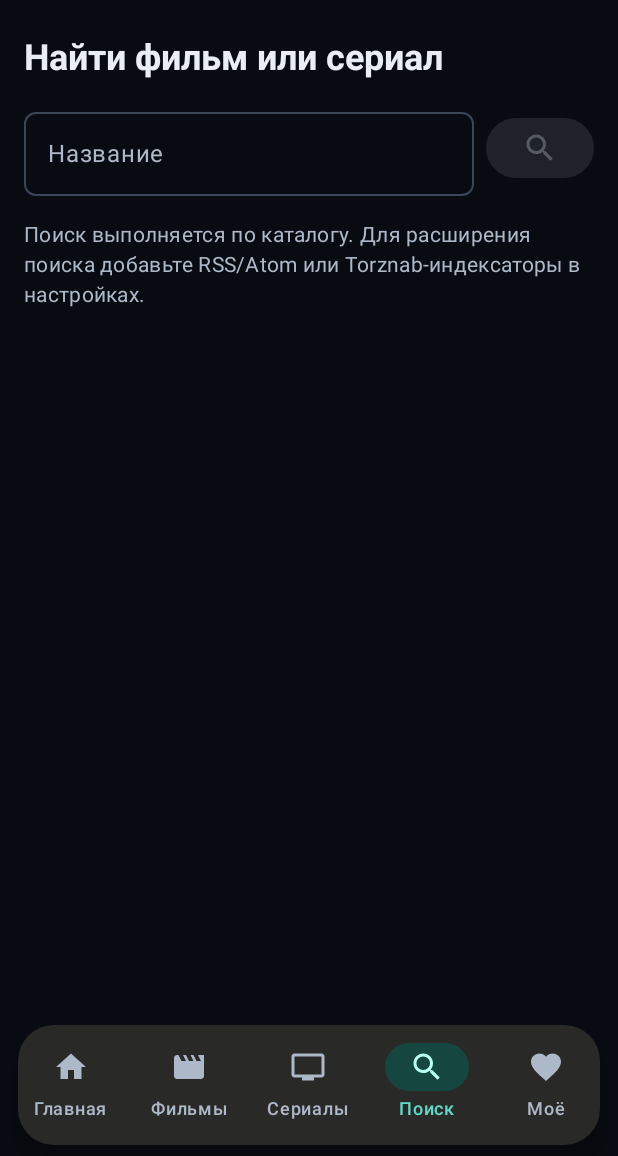
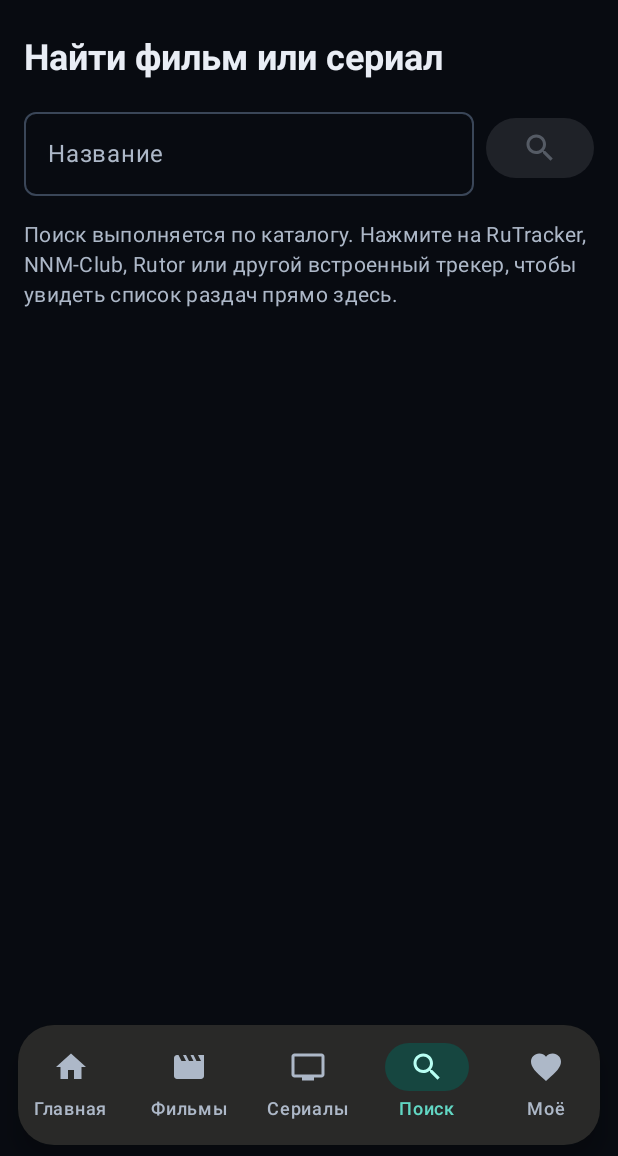
Before and after one commit to Dmitrixx/Jacket-Android, an Android app built with Jetpack Compose: the screen it shows after launch (MainActivity), item 4 of the bottom bar chosen, on a phone screen of 412 x 824 dp, the part 80-1236 px from its top. Run offline under Robolectric (Android 15) with nearby library versions, the phone set to English and light mode, and no system bars; network calls fail.

Commit message:
feat(search): show in-app tracker release lists

```diff
--- a/app/src/main/java/app/jacket/mobile/ui/JacketApp.kt
+++ b/app/src/main/java/app/jacket/mobile/ui/JacketApp.kt
@@ -111,6 +111,7 @@ import app.jacket.mobile.data.MediaKind
 import app.jacket.mobile.data.MediaSection
 import app.jacket.mobile.data.SourceResult
 import app.jacket.mobile.data.WebSearchProvider
+import app.jacket.mobile.data.TrackerSearchClient
 import app.jacket.mobile.data.WebSearchUrlBuilder
 import app.jacket.mobile.data.formatBytes
 import app.jacket.mobile.torrent.TorrentDownloadService
@@ -465,6 +466,8 @@ private fun HomeScreen(
 ) {
     val sections by viewModel.homeSections.collectAsState()
     val loading by viewModel.isLoading.collectAsState()
+    val trackerResults by viewModel.sourceResults.collectAsState()
+    val searchingTrackers by viewModel.isSearchingSources.collectAsState()
     val message by viewModel.message.collectAsState()
     val isError by viewModel.isError.collectAsState()
     val context = LocalContext.current
@@ -820,9 +823,19 @@ private fun SearchScreen(
                 ) {
                     items(activeWebProviders, key = { "search-${it.id}" }) { provider ->
                         OutlinedButton(
-                            onClick = { openWebsiteSearch(context, provider, query.trim()) }
+                            onClick = {
+                                if (TrackerSearchClient.supports(provider.id)) {
+                                    viewModel.searchTracker(provider, query.trim())
+                                } else {
+                                    openWebsiteSearch(context, provider, query.trim())
+                                }
+                            }
                         ) {
-                            Icon(Icons.Default.OpenInNew, contentDescription = null)
+                            Icon(
+                                if (TrackerSearchClient.supports(provider.id)) Icons.Default.Search
+                                else Icons.Default.OpenInNew,
+                                contentDescription = null
+                            )
                             Spacer(Modifier.width(6.dp))
                             Text(provider.name, maxLines = 1)
                         }
@@ -833,10 +846,48 @@ private fun SearchScreen(
         if (message != null) {
             MessageCard(message.orEmpty(), isError, Modifier.padding(horizontal = 16.dp, vertical = 8.dp))
         }
-        if (loading && items.isEmpty()) {
-            LoadingState()
-        } else if (items.isNotEmpty()) {
-            LazyVerticalGrid(
+        when {
+            searchingTrackers -> {
+                Row(
+                    Modifier.fillMaxWidth().padding(16.dp),
+                    horizontalArrangement = Arrangement.Center,
+                    verticalAlignment = Alignment.CenterVertically
+                ) {
+                    CircularProgressIndicator(Modifier.size(20.dp), strokeWidth = 2.dp)
+                    Spacer(Modifier.width(10.dp))
+                    Text("Загружаем и разбираем раздачи…")
+                }
+            }
+            trackerResults.isNotEmpty() -> LazyColumn(
+                modifier = Modifier.weight(1f),
+                contentPadding = PaddingValues(16.dp),
+                verticalArrangement = Arrangement.spacedBy(10.dp)
+            ) {
+                item {
+                    Text(
+                        "Результаты трекера • ${trackerResults.size}",
+                        style = MaterialTheme.typography.titleLarge,
+                        fontWeight = FontWeight.Bold
+                    )
+                }
+                items(trackerResults, key = { it.id }) { source ->
+                    SourceCard(
+                        source = source,
+                        onPlay = { openExternal(context, it) },
+                        onMagnet = { magnet ->
+                            TorrentDownloadService.add(context, magnet, source.title)
+                            Toast.makeText(context, "Добавлено в загрузки", Toast.LENGTH_SHORT).show()
+                        },
+                        onTorrent = { url ->
+                            TorrentDownloadService.addTorrentUrl(context, url, source.title, source.indexerId)
+                            Toast.makeText(context, "Торрент добавлен в очередь", Toast.LENGTH_SHORT).show()
+                        },
+                        onPage = { openExternal(context, it) }
+                    )
+                }
+            }
+            loading && items.isEmpty() -> LoadingState()
+            items.isNotEmpty() -> LazyVerticalGrid(
                 columns = if (isTv) GridCells.Adaptive(minSize = 190.dp) else GridCells.Fixed(2),
                 modifier = Modifier.fillMaxSize(),
                 contentPadding = PaddingValues(16.dp),
@@ -847,9 +898,8 @@ private fun SearchScreen(
                     MediaCard(item, onClick = { onOpen(item) }, modifier = Modifier.fillMaxWidth())
                 }
             }
-        } else {
-            Text(
-                "Поиск выполняется по каталогу. Для расширения поиска добавьте RSS/Atom или Torznab-индексаторы в настройках.",
+            else -> Text(
+                "Поиск выполняется по каталогу. Нажмите на RuTracker, NNM-Club, Rutor или другой встроенный трекер, чтобы увидеть список раздач прямо здесь.",
                 modifier = Modifier.padding(16.dp),
                 color = MaterialTheme.colorScheme.onSurfaceVariant,
                 style = MaterialTheme.typography.bodyMedium
@@ -1828,6 +1878,7 @@ private fun SettingsScreen(
     var webEditingId by rememberSaveable { mutableStateOf("") }
     var webName by rememberSaveable { mutableStateOf("") }
     var webUrlTemplate by rememberSaveable { mutableStateOf("") }
+    var webCookie by rememberSaveable { mutableStateOf("") }
 
     var hdMirror by remember(hdRezkaSettings.mirror) {
         mutableStateOf(hdRezkaSettings.mirror.ifBlank { "https://standby-rezka.tv" })
@@ -2410,7 +2461,7 @@ private fun SettingsScreen(
                             fontWeight = FontWeight.Bold
                         )
                         Text(
-                            "В списке уже есть популярные сайты поиска. Они открываются во внешнем браузере; RSS / Atom и Torznab-индексаторы работают отдельно и показывают результаты внутри Jacket.",
+                            "Встроенные поддерживаемые трекеры показывают раздачи списком прямо в Jacket. Остальные сайты можно добавить как внешние поисковые ссылки."
                             style = MaterialTheme.typography.bodySmall,
                             color = MaterialTheme.colorScheme.onSurfaceVariant
                         )
@@ -2439,19 +2490,35 @@ private fun SettingsScreen(
                             keyboardOptions = KeyboardOptions(keyboardType = KeyboardType.Uri),
                             minLines = 2
                         )
+                        OutlinedTextField(
+                            value = webCookie,
+                            onValueChange = { webCookie = it.replace(Regex("[\\r\\n]"), "").take(8192) },
+                            modifier = Modifier.fillMaxWidth(),
+                            label = { Text("Cookie трекера (необязательно)") },
+                            placeholder = { Text("Cookie после обычного входа в браузере") },
+                            visualTransformation = PasswordVisualTransformation(),
+                            minLines = 2
+                        )
+                        Text(
+                            "Cookie хранится в зашифрованном виде на устройстве и отправляется только исходному домену трекера. Не передавайте её другим людям.",
+                            style = MaterialTheme.typography.labelSmall,
+                            color = MaterialTheme.colorScheme.onSurfaceVariant
+                        )
                         Button(
                             onClick = {
                                 val saved = viewModel.saveWebSearchProvider(
                                     WebSearchProvider(
                                         id = webEditingId,
                                         name = webName,
-                                        searchUrlTemplate = webUrlTemplate
+                                        searchUrlTemplate = webUrlTemplate,
+                                        cookie = webCookie
                                     )
                                 )
                                 if (saved) {
                                     webEditingId = ""
                                     webName = ""
                                     webUrlTemplate = ""
+                                    webCookie = ""
                                     Toast.makeText(context, "Сайт поиска сохранён", Toast.LENGTH_SHORT).show()
                                 } else {
                                     Toast.makeText(context, "Проверьте название и HTTPS-шаблон с {query}", Toast.LENGTH_LONG).show()
@@ -2469,6 +2536,7 @@ private fun SettingsScreen(
                                     webEditingId = ""
                                     webName = ""
                                     webUrlTemplate = ""
+                                    webCookie = ""
                                 },
                                 modifier = Modifier.fillMaxWidth()
                             ) { Text("Отменить редактирование") }
@@ -2490,7 +2558,10 @@ private fun SettingsScreen(
                                 Column(Modifier.weight(1f), verticalArrangement = Arrangement.spacedBy(2.dp)) {
                                     Text(provider.name, fontWeight = FontWeight.SemiBold)
                                     Text(
-                                        if (provider.enabled) "Включён • поиск в браузере" else "Отключён",
+                                        if (provider.enabled) {
+                                            if (TrackerSearchClient.supports(provider.id)) "Включён • результаты внутри Jacket"
+                                            else "Включён • внешний поиск"
+                                        } else "Отключён",
                                         style = MaterialTheme.typography.labelSmall,
                                         color = MaterialTheme.colorScheme.onSurfaceVariant
                                     )
@@ -2512,6 +2583,7 @@ private fun SettingsScreen(
                                         webEditingId = provider.id
                                         webName = provider.name
                                         webUrlTemplate = provider.searchUrlTemplate
+                                        webCookie = provider.cookie
                                     }
                                 ) { Text("Изменить") }
                                 OutlinedButton(onClick = { viewModel.removeWebSearchProvider(provider.id) }) {
```
